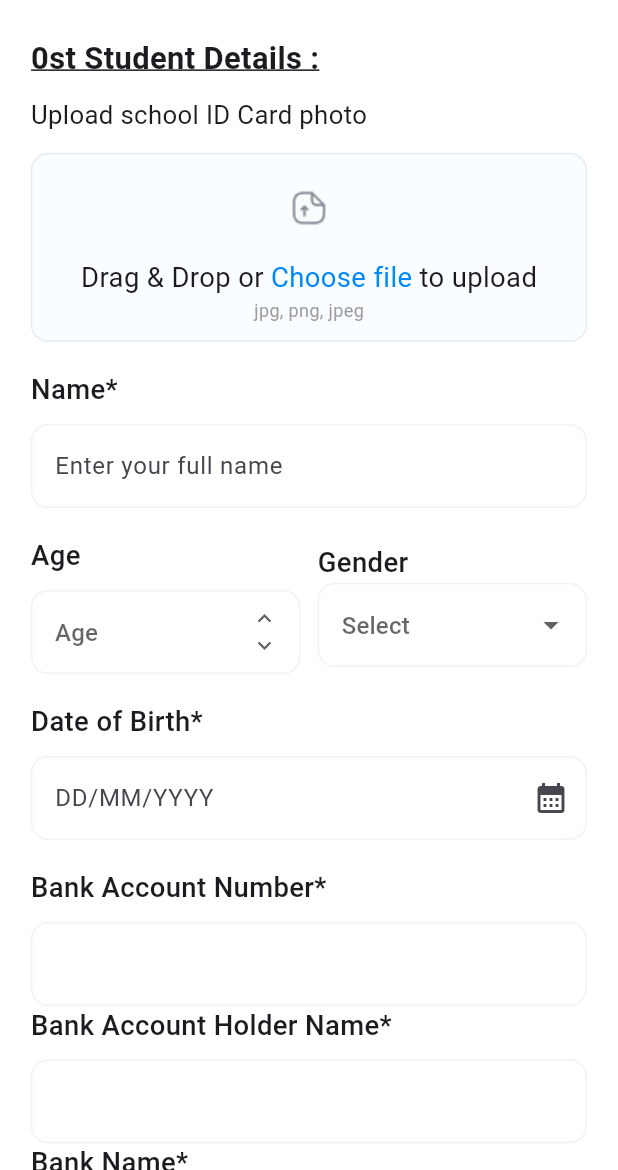
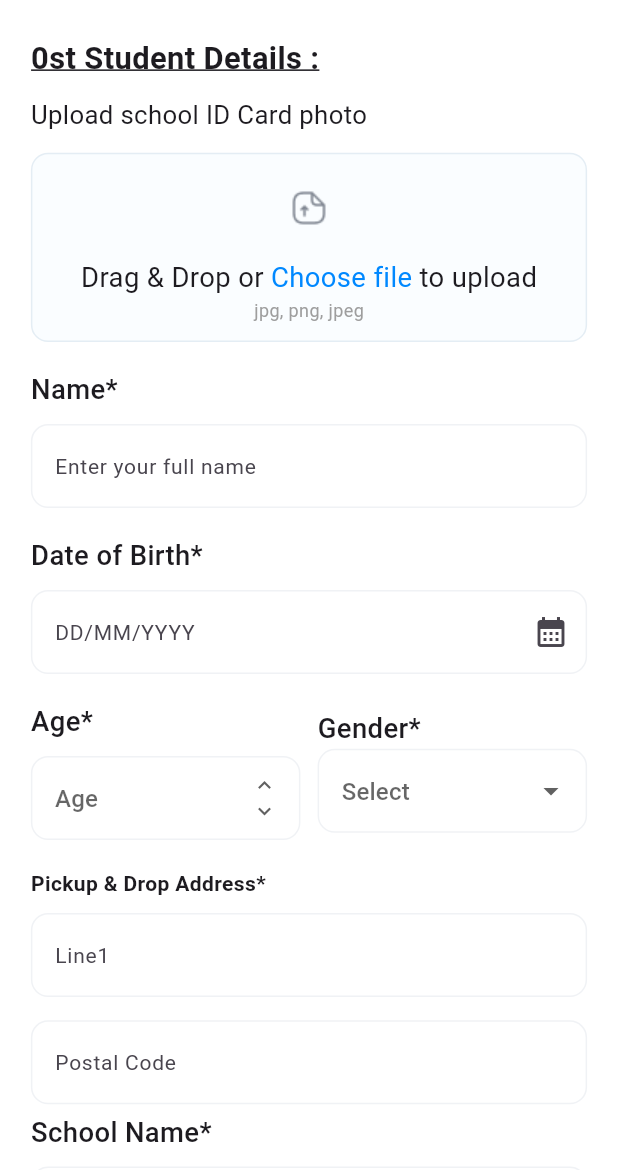
Before and after one commit to NaincyKumari62/Parent_App, a Flutter app: the OnboardingScreen2 screen opened directly with empty values, on a phone screen of 412 x 824 dp, the part 66-1236 px from its top. Run offline on Flutter 3.47's test engine with Material 3 defaults, Android fonts, the phone set to English and light mode, and no system bars; our stand-ins replace flutter_screenutil, font_awesome_flutter, image_picker, pin_code_fields, shared_preferences; accounts and stored records are empty.

Commit message:
onbroding screen updating

```diff
--- a/lib/screens/account/onboarding_screen2.dart
+++ b/lib/screens/account/onboarding_screen2.dart
@@ -35,6 +35,33 @@ class _OnboardingScreen2State extends State<OnboardingScreen2> {
   final bankNameController = TextEditingController();
   final branchNameController = TextEditingController();
   final ifscController = TextEditingController();
+  final schoolNameController=TextEditingController();
+
+
+  TimeOfDay? startTime;
+  TimeOfDay? endTime;
+
+  TextEditingController startTimeController = TextEditingController();
+  TextEditingController endTimeController = TextEditingController();
+
+  Future<void> _selectTime(BuildContext context, bool isStartTime) async {
+    final TimeOfDay? pickedTime = await showTimePicker(
+      context: context,
+      initialTime: TimeOfDay.now(),
+    );
+    if (pickedTime != null) {
+      setState(() {
+        if (isStartTime) {
+          startTime = pickedTime;
+          startTimeController.text = pickedTime.format(context);
+        } else {
+          endTime = pickedTime;
+          endTimeController.text = pickedTime.format(context);
+        }
+      });
+    }
+  }
+
 
   String? selectedAge;
   String? selectedGender;
@@ -46,7 +73,7 @@ class _OnboardingScreen2State extends State<OnboardingScreen2> {
     }
   }
 
-  List<String> ageList = List.generate(43, (index) => (index + 18).toString());
+  List<String> ageList = List.generate(43, (index) => (index + 5).toString());
 
   @override
   Widget build(BuildContext context) {
@@ -113,6 +140,27 @@ class _OnboardingScreen2State extends State<OnboardingScreen2> {
               ),
               SizedBox(height: 16.h),
 
+
+              // DOB
+              BigText(
+                text: 'Date of Birth*',
+                fontSize: 16.sp,
+                fontWeight: FontWeight.w500,
+              ),
+              InputTextField(
+                controller: dobController,
+                suffixIcon: Icon(Icons.calendar_month),
+                isHintText: true,
+                textInputType: TextInputType.datetime,
+                hintText: 'DD/MM/YYYY',
+                validator: (value) {
+                  if (value == null || value.isEmpty) {
+                    return "Please Enter Date of Birth";
+                  }
+                  return null;
+                },
+              ),
+              SizedBox(height: 16.h),
               // Age + Gender
               Row(
                 children: [
@@ -121,7 +169,7 @@ class _OnboardingScreen2State extends State<OnboardingScreen2> {
                       crossAxisAlignment: CrossAxisAlignment.start,
                       children: [
                         BigText(
-                          text: 'Age',
+                          text: 'Age*',
                           fontSize: 16.sp,
                           fontWeight: FontWeight.w500,
                         ),
@@ -147,8 +195,8 @@ class _OnboardingScreen2State extends State<OnboardingScreen2> {
                           icon: Column(
                             mainAxisSize: MainAxisSize.min,
                             children: const [
-                              Icon(Icons.keyboard_arrow_up, size: 18),
-                              Icon(Icons.keyboard_arrow_down, size: 18),
+                              Icon(Icons.keyboard_arrow_up, size: 17),
+                              Icon(Icons.keyboard_arrow_down, size: 17),
                             ],
                           ),
 
@@ -178,7 +226,7 @@ class _OnboardingScreen2State extends State<OnboardingScreen2> {
                     child: Column(
                       crossAxisAlignment: CrossAxisAlignment.start,
                       children: [
-                        BigText(text: 'Gender', fontSize: 16.sp, fontWeight: FontWeight.w500),
+                        BigText(text: 'Gender*', fontSize: 16.sp, fontWeight: FontWeight.w500),
 
                         DropdownButtonFormField<String>(
                           value: selectedGender,
@@ -230,104 +278,128 @@ class _OnboardingScreen2State extends State<OnboardingScreen2> {
                 ],
               ),
               SizedBox(height: 16.h),
+              // Pickup Address
+              Text(
+                "Pickup & Drop Address*",
+                style: TextStyle(fontWeight: FontWeight.bold),
+              ),
+              InputTextField(
+                controller: address1Controller,
+                hintText: 'Line1',
+                isHintText: true,
+                validator: (value) {
+                  if (value == null || value.isEmpty) {
+                    return "Please Enter Residential Address";
+                  }
+                  return null;
+                },
+              ),
+              SizedBox(height: 5.h),
+              InputTextField(
+                controller: address2Controller,
+                hintText: 'Postal Code',
+                isHintText: true,
+              ),
+              SizedBox(height: 5.h),
 
-              // DOB
+              // School name
               BigText(
-                text: 'Date of Birth*',
+                text: "School Name*",
                 fontSize: 16.sp,
                 fontWeight: FontWeight.w500,
               ),
               InputTextField(
-                controller: dobController,
-                suffixIcon: Icon(Icons.calendar_month),
-                isHintText: true,
-                textInputType: TextInputType.datetime,
-                hintText: 'DD/MM/YYYY',
+                hintText: "Enter your child’s school name",
+                controller: schoolNameController,
                 validator: (value) {
                   if (value == null || value.isEmpty) {
-                    return "Please Enter Date of Birth";
+                    return "Please Enter your child school name";
                   }
                   return null;
                 },
               ),
-              SizedBox(height: 16.h),
-
-              // Bank Details
+              // School Hours
               BigText(
-                text: "Bank Account Number*",
+                text: "School Hours*",
                 fontSize: 16.sp,
                 fontWeight: FontWeight.w500,
               ),
-              InputTextField(
-                hintText: "Bank Account Number",
-                controller: bankAccountController,
+
+
+              Row(
+                children: [
+                  // Start Time
+                  Expanded(
+                    child: GestureDetector(
+                      onTap: () => _selectTime(context, true),
+                      child: AbsorbPointer(
+                        child: InputTextField(
+                          controller: startTimeController, hintText: 'Start Time',
                           validator: (value) {
                             if (value == null || value.isEmpty) {
-                    return "Please Enter Bank Account Number";
+                              return 'Select start time';
                             }
                             return null;
                           },
                         ),
-              BigText(
-                text: "Bank Account Holder Name*",
-                fontSize: 16.sp,
-                fontWeight: FontWeight.w500,
                       ),
-              InputTextField(
-                hintText: "Bank Account Holder Name",
-                controller: holderNameController,
+                    ),
+                  ),
+                  Text(" - "),
+
+                  // End Time
+                  Expanded(
+                    child: GestureDetector(
+                      onTap: () => _selectTime(context, false),
+                      child: AbsorbPointer(
+                        child: InputTextField(
+                          controller: endTimeController,
+                          hintText: 'End Time',
                           validator: (value) {
                             if (value == null || value.isEmpty) {
-                    return "Please Enter Account Holder Name";
+                              return 'Select end time';
                             }
                             return null;
                           },
                         ),
-              BigText(
-                text: "Bank Name*",
-                fontSize: 16.sp,
-                fontWeight: FontWeight.w500,
+                      ),
+                    ),
+                  ),
+                ],
+              ),
+
+
+
+
+
+
+
+
+SizedBox(height: 10.h,),
+
+              Text(
+                "Pickup & Drop Address*",
+                style: TextStyle(fontWeight: FontWeight.bold),
               ),
               InputTextField(
-                hintText: "Bank Name",
-                controller: bankNameController,
+                controller: address1Controller,
+                hintText: 'Line1',
+                isHintText: true,
                 validator: (value) {
                   if (value == null || value.isEmpty) {
-                    return "Please Enter Bank Name";
+                    return "Please Enter Residential Address";
                   }
                   return null;
                 },
               ),
-              BigText(
-                text: "Branch Name*",
-                fontSize: 16.sp,
-                fontWeight: FontWeight.w500,
+              SizedBox(height: 5.h),
+              InputTextField(
+                controller: address2Controller,
+                hintText: 'Postal Code',
+                isHintText: true,
               ),
-              InputTextField(
-                hintText: "Branch Name*",
-                controller: branchNameController,
-                validator: (value) {
-                  if (value == null || value.isEmpty) {
-                    return "Please Enter Branch Name";
-                  }
-                  return null;
-                },
-              ),
-              BigText(
-                text: "IFSC Code",
-                fontSize: 16.sp,
-                fontWeight: FontWeight.w500,
-              ),
-              InputTextField(
-                hintText: "IFSC Code*",
-                controller: ifscController,
-                validator: (value) {
-                  if (value == null || value.isEmpty) {
-                    return "Please Enter IFSC Code";
-                  }
-                  return null;
-                },
-              ),
+
+
 
               SizedBox(height: 24.h),
               CustomButton(
--- a/lib/widgets/input_field/email_text_field.dart
+++ b/lib/widgets/input_field/email_text_field.dart
@@ -28,7 +28,7 @@ class _EmailTextFieldState extends State<EmailTextField> {
           controller: widget.emailController,
           keyboardType: TextInputType.emailAddress,
           decoration: InputDecoration(
-            suffixIcon: null,
+            suffixIcon: widget.suffixIcon,
             hintText: 'Enter your Email ID',
             hintStyle: TextStyle(
                 color: Colors.grey
--- a/lib/widgets/input_field/input_text_field.dart
+++ b/lib/widgets/input_field/input_text_field.dart
@@ -7,7 +7,9 @@ class InputTextField extends StatefulWidget {
   final bool? isHintText;
   final TextInputType? textInputType;
   final TextEditingController controller;
-  final String? Function(String?)? validator;
+  final double? fontSize;
+  final bool readOly;
+  final String?Function(String?)? validator;
   final Widget? suffixIcon;
 
 
@@ -15,11 +17,14 @@ class InputTextField extends StatefulWidget {
   const InputTextField({
     super.key,
     required this.controller,
-    required this.hintText,
+     required this.hintText,
     this.isHintText = false,
     this.textInputType = TextInputType.text,
     this.validator,
     this.suffixIcon,
+    this.readOly = false,
+    this.fontSize = 14,
+
 
   });
 
@@ -35,11 +40,15 @@ class _InputTextFieldState extends State<InputTextField> {
       children: [
         SizedBox(height: 8.h),
         TextFormField(
+          readOnly: widget.readOly,
           controller: widget.controller,
           validator: widget.validator,
           keyboardType: widget.textInputType,
           decoration: InputDecoration(
             suffixIcon: widget.suffixIcon,
+            hintStyle: TextStyle(
+              fontSize: widget.fontSize
+            ),
             hintText: widget.isHintText == true ? widget.hintText : null,
             enabledBorder: OutlineInputBorder(
               borderRadius: BorderRadius.circular(10.r),
--- a/pubspec.yaml
+++ b/pubspec.yaml
@@ -40,6 +40,7 @@ dependencies:
   flutter_screenutil: ^5.9.3
   font_awesome_flutter: ^10.10.0
   dotted_border: ^2.0.0
+  shared_preferences: ^2.0.15
   table_calendar:
 
 dev_dependencies:
```
Also changed, not shown: lib/screens/account/email_verification_screen.dart (+12 -2 lines), lib/screens/account/login_screen.dart (+11 -2 lines), lib/screens/account/onboarding_screen.dart (+85 -21 lines), pubspec.lock, 1 other file. Lines whose indentation alone changed are shown as unchanged.
